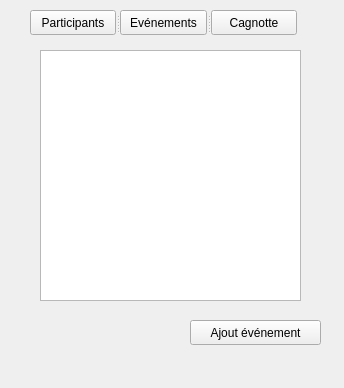
Obsywon/ShareCount, file gestionevents.ui: the form before one commit.
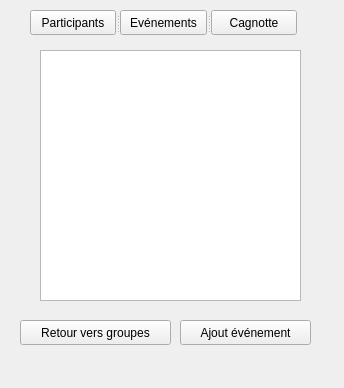
The form after the commit.

Diff of the .ui file:
```diff
--- a/gestionevents.ui
+++ b/gestionevents.ui
@@ -44,7 +44,7 @@
   <widget class="QPushButton" name="ajout_event">
    <property name="geometry">
     <rect>
-     <x>190</x>
+     <x>180</x>
      <y>320</y>
      <width>131</width>
      <height>25</height>
@@ -64,6 +64,19 @@
     </rect>
    </property>
   </widget>
+  <widget class="QPushButton" name="retour_groupes">
+   <property name="geometry">
+    <rect>
+     <x>20</x>
+     <y>320</y>
+     <width>151</width>
+     <height>25</height>
+    </rect>
+   </property>
+   <property name="text">
+    <string>Retour vers groupes</string>
+   </property>
+  </widget>
  </widget>
  <resources/>
  <connections/>
```
